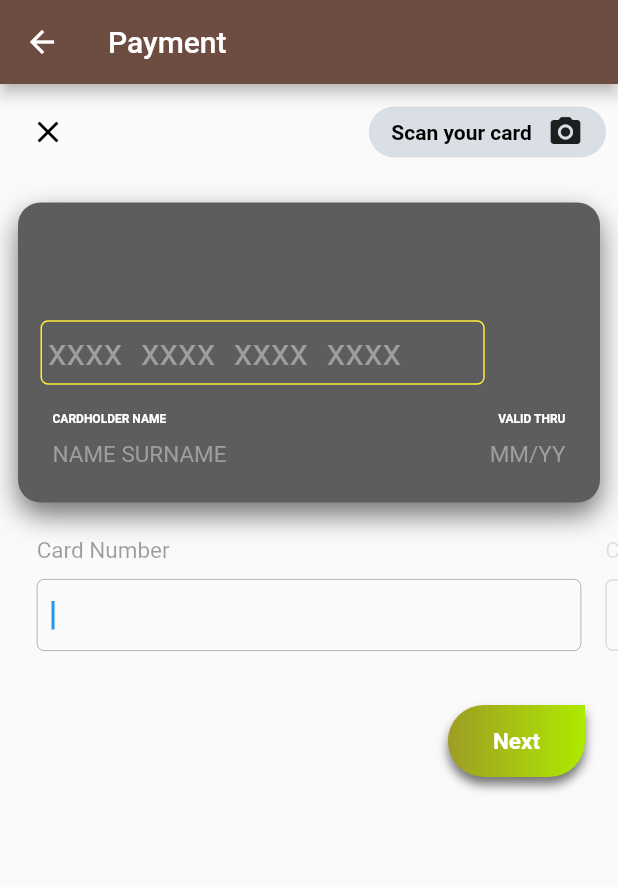
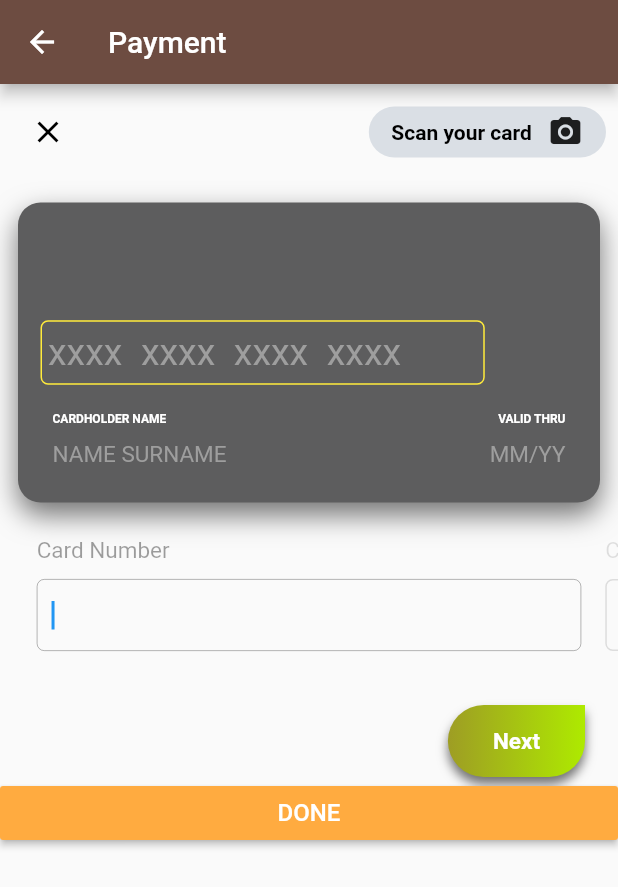
Before and after one commit to ConyYang/Flutter_TaxiApp_DouDou, a Flutter app: the Payment screen opened by its route, on a phone screen of 412 x 824 dp. Shown: the top 887 px of the screen. Run offline on Flutter 3.47's test engine with Material 2 defaults, Android fonts, the phone set to English and light mode, and no system bars; drawn by our look-alikes of flip_card; our stand-ins replace cloud_firestore, firebase_auth, firebase_storage, flutter_spinkit, fluttertoast, font_awesome_flutter and 4 more; missing offline and left inert: giffy_dialog, rate_my_app; accounts and stored records are empty; Roboto replaces fonts that are missing (U and I).

Commit message:
new updates of route

```diff
--- a/lib/book/booking.dart
+++ b/lib/book/booking.dart
@@ -60,7 +60,7 @@ class _bookingState extends State<booking> {
                           color: Colors.white,
                           child: Padding(
                               padding: EdgeInsets.fromLTRB(0, 6, 0, 15),
-                              child: new Text("Good evening , Yubei",
+                              child: new Text("Good Afternoon , Yubei",
                                   textAlign: TextAlign.center,
                                   style: new TextStyle(
                                       color: Colors.brown[900],
--- a/lib/book/driverMap.dart
+++ b/lib/book/driverMap.dart
@@ -29,10 +29,8 @@ class driverMapState extends State<driverMap> {
         actions: <Widget>[
           IconButton(
               icon: Icon(FontAwesomeIcons.borderAll),
-              onPressed: () {
-                Navigator.of(context)
-                    .pushReplacementNamed('/confirmBook');
-              }),
+              onPressed: () async {Navigator.of(context).pushNamed('/confirmBook');},
+              ),
         ],
       ),
       body: Stack(
--- a/lib/book/selectDriver.dart
+++ b/lib/book/selectDriver.dart
@@ -49,8 +49,7 @@ class _UsingDialogState extends State<UsingDialog> {
                       color: Colors.orangeAccent,
                       fontWeight: FontWeight.bold,
                       fontSize: 20)),
-              onPressed: () {Navigator.of(context)
-                  .pushReplacementNamed('/confirmBook');},
+              onPressed: () async {Navigator.of(context).pushNamed('/confirmBook');},
             ),
           ],
         );
--- a/lib/book/selectdest.dart
+++ b/lib/book/selectdest.dart
@@ -143,10 +143,7 @@ class _MyAppState1 extends State<SelectDest> {
               margin: EdgeInsets.fromLTRB(0, 550, 55, 15),
               alignment: Alignment.bottomCenter,
               child: new RaisedButton(
-                onPressed: () {
-                  Navigator.of(context)
-                      .pushReplacementNamed('/driverMap');
-                },
+                onPressed: () async {Navigator.of(context).pushNamed('/driverMap');},
                 textColor: Colors.white,
                 color: Colors.deepOrange[800],
                 child: new Text(
--- a/lib/payment/Payment.dart
+++ b/lib/payment/Payment.dart
@@ -74,6 +74,26 @@ class _PaymentState extends State<Payment> {
                 }),
               ),
             ),
+            RaisedButton(
+//                child: Center(
+//                  child: Text(
+//                    'REGISTER',
+//                    style: TextStyle(
+//                        color: Colors.white,
+//                        fontWeight: FontWeight.bold,
+//                        fontFamily: 'Montserrat'),
+//                  ),
+//                ),
+             onPressed: () async {Navigator.of(context).pushNamed('/confirmBook');},
+              //onPressed: () async {Navigator.of(context).pushNamed('/driverMap');},
+              textColor: Colors.white,
+              color: Colors.orangeAccent,
+              child: new Text(
+                "DONE",
+                textAlign: TextAlign.center,
+                style: new TextStyle(fontSize: 16.0, color: Colors.white),
+              ),
+            ),
           ],
         ),
 
--- a/lib/payment/provider/state_provider.dart
+++ b/lib/payment/provider/state_provider.dart
@@ -13,7 +13,8 @@ class StateProvider with ChangeNotifier {
       _currentState = InputState.CVV;
     }
     print(_currentState);
-    notifyListeners();
+    //notifyListeners();
+
   }
 
   InputState getCurrentState() {
--- a/lib/yourTrip/YourTrip.dart
+++ b/lib/yourTrip/YourTrip.dart
@@ -6,13 +6,14 @@ import 'package:flutter/material.dart';
 import 'package:location/location.dart';
 import 'map_request.dart';
 import 'package:giffy_dialog/giffy_dialog.dart';
-
+import 'package:singtaxi/Shared/Loading.dart';
 const apiKey = "AIzaSyAZmDfNcXd5dgoSDKNKKNAKtifBhfoeYu0";
 
 const double CAMERA_ZOOM = 13;
 const double CAMERA_TILT = 0;
 const double CAMERA_BEARING = 30;
 const LatLng SOURCE_LOCATION = LatLng(1.344152,103.6778873);
+bool loading = false;
 
 class TripData {
   final LatLng location;
@@ -351,8 +352,7 @@ class YourTripState extends State<YourTrip> with SingleTickerProviderStateMixin
     if (flagFetchTripData) {
       fetchTripInfo(context);
     }
-
-    return Scaffold(
+    return loading ? Loading() : Scaffold(
         appBar: AppBar(
           title: Text("Check trip"),
           backgroundColor: Colors.brown[600],
```
Also changed, not shown: lib/book/confirmBook.dart (+8 -2 lines), 1 other file.
